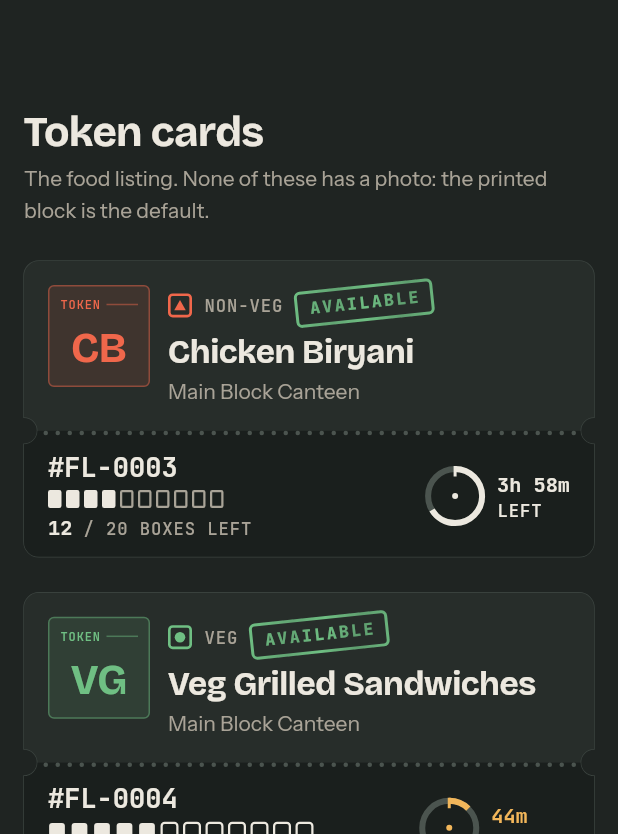
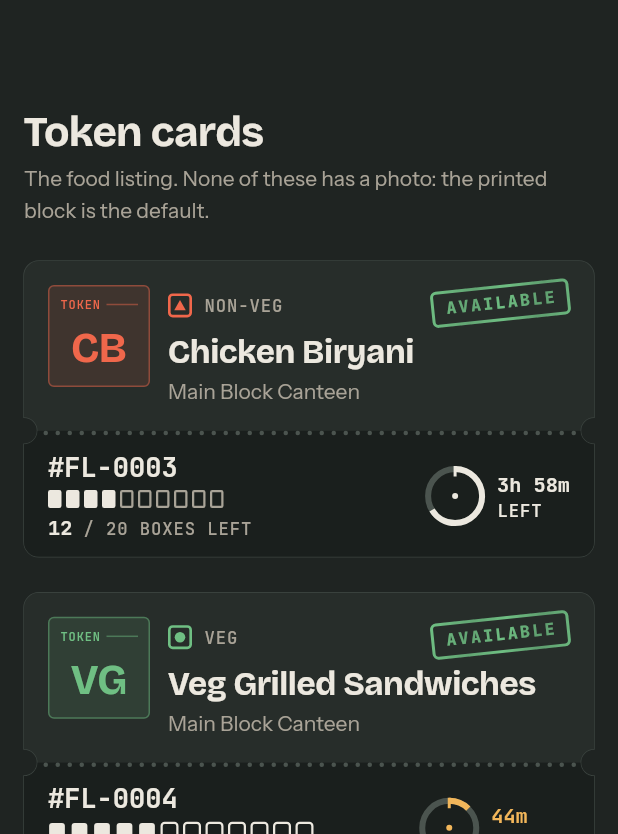
Before and after one commit to vamsikrishna639/FoodLoop, a Flutter app: the GalleryScreen screen opened by its route, after a tap on "Switch to chalkboard", on a phone screen of 412 x 824 dp, the part 402-1236 px from its top. Run offline on Flutter 3.47's test engine with Material 3 defaults, Android fonts, the phone set to English and light mode, and no system bars; our stand-ins replace flutter_secure_storage, go_router, google_fonts, material_ui, shared_preferences; accounts and stored records are empty.

Commit message:
Stage 1: design system, auth, shell
Finish Stage 1 after the screenshot pass and the impeccable critique.

- Fix receipt and chalkboard dotted leaders so values end at the right edge
- Keep the current page on browser refresh (splash carries a from parameter)
- Top-align and left-align the auth forms; separate the role slip notches
- Show a duplicate email under the email field (API returns a field error)
- Add a neutral NOTE slip; quieter desktop activity rail
- Turmeric focus ring on the dark sidebar
- Add README with setup steps and test logins; update PROGRESS and CLAUDE

Co-Authored-By: Claude Fable 5.2 <noreply@anthropic.com>

```diff
--- a/frontend/lib/screens/auth/auth_layout.dart
+++ b/frontend/lib/screens/auth/auth_layout.dart
@@ -23,8 +23,9 @@ class AuthLayout extends StatelessWidget {
 
     final formArea = SingleChildScrollView(
       padding: EdgeInsets.fromLTRB(gutter, split ? FlSpace.huge : FlSpace.xl, gutter, FlSpace.xxxl),
+      // Left-aligned at every width, in line with the logo above it.
       child: Align(
-        alignment: split ? Alignment.topLeft : Alignment.topCenter,
+        alignment: Alignment.topLeft,
         child: ConstrainedBox(constraints: BoxConstraints(maxWidth: formMaxWidth), child: form),
       ),
     );
@@ -32,6 +33,8 @@ class AuthLayout extends StatelessWidget {
     if (split) {
       return Scaffold(
         body: Row(
+          // Stretch, so the form starts at the top instead of being centred.
+          crossAxisAlignment: CrossAxisAlignment.stretch,
           children: [
             // The board takes a little under half the screen, capped so the
             // form never ends up far away from it on very wide monitors.
--- a/frontend/lib/screens/auth/pending_screen.dart
+++ b/frontend/lib/screens/auth/pending_screen.dart
@@ -31,7 +31,7 @@ class _PendingScreenState extends State<PendingScreen> {
       await auth.refreshUser();
       // If approved, the router has already moved on; otherwise say so.
       if (mounted && !(auth.user?.isApproved ?? false)) {
-        showSlip(context, 'Still in the queue. An admin has not reviewed it yet.');
+        showSlip(context, 'Still in the queue. An admin has not reviewed it yet.', note: true);
       }
     } on ApiException catch (e) {
       if (mounted) showSlip(context, e.message, error: true);
--- a/frontend/lib/widgets/chalkboard.dart
+++ b/frontend/lib/widgets/chalkboard.dart
@@ -69,16 +69,19 @@ class ChalkItem extends StatelessWidget {
     final fl = context.fl;
     return Padding(
       padding: const EdgeInsets.symmetric(vertical: FlSpace.sm),
-      child: Row(
+      // The name may use up to 62% of the line. The dotted leader fills the
+      // rest, so the quantity always ends at the right edge of the board.
+      child: LayoutBuilder(
+        builder: (context, box) => Row(
           crossAxisAlignment: CrossAxisAlignment.end,
           children: [
-          Flexible(
+            ConstrainedBox(
+              constraints: BoxConstraints(maxWidth: box.maxWidth * 0.62),
               child: Column(
                 crossAxisAlignment: CrossAxisAlignment.start,
                 children: [
                   Text(name, style: context.text.titleLarge?.copyWith(color: fl.chalk)),
-                if (note != null)
-                  Text(note!, style: fl.monoSmall.copyWith(color: fl.chalkSoft)),
+                  if (note != null) Text(note!, style: fl.monoSmall.copyWith(color: fl.chalkSoft)),
                 ],
               ),
             ),
@@ -90,6 +93,7 @@ class ChalkItem extends StatelessWidget {
             ),
             Text(trailing, style: fl.mono.copyWith(color: fl.chalk, fontWeight: FontWeight.w700)),
           ],
+        ),
       ),
     );
   }
--- a/frontend/lib/widgets/pressable.dart
+++ b/frontend/lib/widgets/pressable.dart
@@ -12,6 +12,7 @@ class Pressable extends StatefulWidget {
     this.semanticLabel,
     this.selected,
     this.focusRadius = FlRadius.slip,
+    this.onBoard = false,
   });
 
   final VoidCallback? onTap;
@@ -21,6 +22,10 @@ class Pressable extends StatefulWidget {
   final String? semanticLabel;
   final bool? selected;
   final double focusRadius;
+
+  /// True for items on the dark chalkboard (sidebar, rail). An ink focus ring
+  /// would be invisible there, so the ring is drawn in turmeric instead.
+  final bool onBoard;
 
   @override
   State<Pressable> createState() => _PressableState();
@@ -65,7 +70,9 @@ class _PressableState extends State<Pressable> {
               position: DecorationPosition.foreground,
               decoration: BoxDecoration(
                 borderRadius: BorderRadius.circular(widget.focusRadius),
-                border: _focused ? Border.all(color: fl.ink, width: 2) : null,
+                border: _focused
+                    ? Border.all(color: widget.onBoard ? fl.turmeric : fl.ink, width: widget.onBoard ? 3 : 2)
+                    : null,
               ),
               child: widget.builder(context, _hovered && enabled),
             ),
--- a/frontend/lib/widgets/receipt_timeline.dart
+++ b/frontend/lib/widgets/receipt_timeline.dart
@@ -50,16 +50,17 @@ class ReceiptTimeline extends StatelessWidget {
           color: fl.surface,
           child: Padding(
             padding: const EdgeInsets.fromLTRB(FlSpace.lg, FlSpace.xl, FlSpace.lg, FlSpace.xl),
-            child: Stack(
-              children: [
-                Column(
+            child: Column(
               crossAxisAlignment: CrossAxisAlignment.stretch,
               mainAxisSize: MainAxisSize.min,
               children: [
                 // The title leads; the receipt type and number print under it.
-                    // Room is left on the right so the stamp never covers text.
-                    Padding(
-                      padding: EdgeInsets.only(right: stamp == null ? 0 : 104),
+                // The stamp sits beside it in the corner, so a long title
+                // wraps instead of running underneath the stamp.
+                Row(
+                  crossAxisAlignment: CrossAxisAlignment.start,
+                  children: [
+                    Expanded(
                       child: Column(
                         crossAxisAlignment: CrossAxisAlignment.start,
                         children: [
@@ -72,6 +73,12 @@ class ReceiptTimeline extends StatelessWidget {
                         ],
                       ),
                     ),
+                    if (stamp != null) ...[
+                      const SizedBox(width: FlSpace.md),
+                      Padding(padding: const EdgeInsets.only(top: 6), child: stamp!),
+                    ],
+                  ],
+                ),
                 const SizedBox(height: FlSpace.md),
                 DottedLine(color: fl.controlBorder, dot: 4, gap: 3, height: 1),
                 const SizedBox(height: FlSpace.md),
@@ -80,12 +87,8 @@ class ReceiptTimeline extends StatelessWidget {
                   const SizedBox(height: FlSpace.sm),
                   DottedLine(color: fl.controlBorder, dot: 4, gap: 3, height: 1),
                   const SizedBox(height: FlSpace.md),
-                      Text(footer!.toUpperCase(),
-                          textAlign: TextAlign.center, style: fl.monoSmall),
+                  Text(footer!.toUpperCase(), textAlign: TextAlign.center, style: fl.monoSmall),
                 ],
-                  ],
-                ),
-                if (stamp != null) Positioned(right: 0, top: 6, child: stamp!),
               ],
             ),
           ),
@@ -113,19 +116,29 @@ class _ReceiptRow extends StatelessWidget {
       child: ExcludeSemantics(
         child: Padding(
           padding: const EdgeInsets.symmetric(vertical: 5),
-          child: Row(
+          // LayoutBuilder gives the row's width, so the label and the value
+          // can each be capped. The dotted leader then fills what is left and
+          // the value always ends at the right edge, like a printed receipt.
+          child: LayoutBuilder(
+            builder: (context, box) => Row(
               crossAxisAlignment: CrossAxisAlignment.end,
               children: [
-              Flexible(child: Text(entry.label, style: style)),
-              // The dotted leader fills whatever space is left.
+                ConstrainedBox(
+                  constraints: BoxConstraints(maxWidth: box.maxWidth * 0.36),
+                  child: Text(entry.label, style: style),
+                ),
                 Expanded(
                   child: Padding(
                     padding: const EdgeInsets.fromLTRB(6, 0, 6, 5),
                     child: DottedLine(color: fl.perforation, dot: 2, gap: 4),
                   ),
                 ),
-              Text(entry.value ?? '--:--', style: style),
+                ConstrainedBox(
+                  constraints: BoxConstraints(maxWidth: box.maxWidth * 0.6),
+                  child: Text(entry.value ?? '--:--', style: style, textAlign: TextAlign.right),
+                ),
               ],
+            ),
           ),
         ),
       ),
--- a/frontend/lib/widgets/responsive_shell.dart
+++ b/frontend/lib/widgets/responsive_shell.dart
@@ -208,6 +208,7 @@ class _SideAction extends StatelessWidget {
       onTap: action.onTap,
       semanticLabel: action.label,
       focusRadius: FlRadius.control,
+      onBoard: true,
       builder: (context, hovered) => Container(
         height: compact ? 56 : 48,
         width: compact ? 56 : double.infinity,
@@ -261,6 +262,7 @@ class _SideItem extends StatelessWidget {
             ? '${destination.label}, ${destination.badge} unread'
             : destination.label,
         focusRadius: FlRadius.control,
+        onBoard: true,
         builder: (context, hovered) => AnimatedContainer(
           duration: FlMotion.of(context, FlMotion.fast),
           constraints: const BoxConstraints(minHeight: 48),
@@ -308,6 +310,7 @@ class _UserChip extends StatelessWidget {
       onTap: onTap,
       semanticLabel: 'Profile and settings for ${user.name}',
       focusRadius: FlRadius.control,
+      onBoard: true,
       builder: (context, hovered) => Container(
         constraints: const BoxConstraints(minHeight: 56),
         padding: const EdgeInsets.all(FlSpace.sm),
@@ -466,7 +469,8 @@ class _RaisedAction extends StatelessWidget {
               Text(action.label,
                   maxLines: 1,
                   style: context.text.labelSmall?.copyWith(color: fl.ink, fontWeight: FontWeight.w700)),
-              const SizedBox(height: 10),
+              // Lines this label up with the labels of the tabs beside it.
+              const SizedBox(height: 15),
             ],
           ),
         ),
--- a/frontend/lib/widgets/token_card.dart
+++ b/frontend/lib/widgets/token_card.dart
@@ -113,9 +113,13 @@ class TokenCard extends StatelessWidget {
             child: Column(
               crossAxisAlignment: CrossAxisAlignment.start,
               children: [
-                // Marker on the left, stamp on the right. The stamp wraps
-                // below on very narrow cards instead of overflowing.
-                Wrap(
+                // Marker on the left, stamp in the right corner. The Wrap is
+                // given the full width so spaceBetween can push them apart;
+                // on very narrow cards the stamp wraps below instead of
+                // overflowing.
+                SizedBox(
+                  width: double.infinity,
+                  child: Wrap(
                     alignment: WrapAlignment.spaceBetween,
                     crossAxisAlignment: WrapCrossAlignment.center,
                     spacing: FlSpace.sm,
@@ -127,6 +131,7 @@ class TokenCard extends StatelessWidget {
                       ),
                       StatusStamp(stamp, scale: 0.92),
                     ],
+                  ),
                 ),
                 const SizedBox(height: FlSpace.sm),
                 Text(
@@ -178,8 +183,10 @@ class TokenCard extends StatelessWidget {
                     ),
                   ),
                   const SizedBox(width: FlSpace.md),
-                  // Finished listings have no countdown to show.
-                  if (stamp != StampKind.completed) DeadlineClock(deadline: deadline),
+                  // Finished and expired listings have no countdown to show;
+                  // the stamp above already says so.
+                  if (stamp != StampKind.completed && stamp != StampKind.expired)
+                    DeadlineClock(deadline: deadline),
                 ],
               ),
             ),
```
Also changed, not shown: frontend/lib/core/router/app_router.dart (+15 -3 lines), frontend/lib/screens/auth/register_screen.dart (+11 -2 lines), frontend/lib/screens/common/coming_soon_screen.dart (+21 -6 lines), frontend/lib/screens/common/gallery_screen.dart (+10 -5 lines), frontend/lib/widgets/slip_snackbar.dart (+13 -6 lines), 4 other files. Lines whose indentation alone changed are shown as unchanged.
